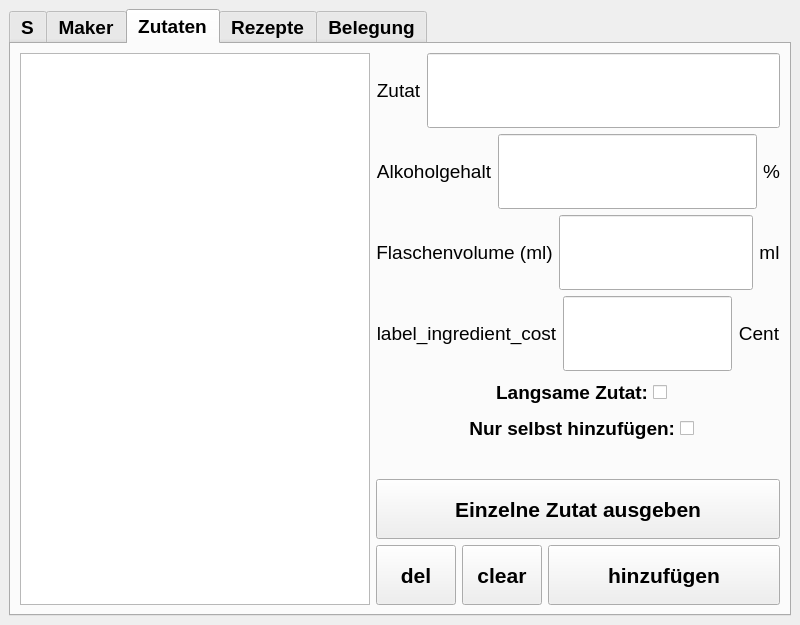
Qt form src/ui_elements/cocktailmanager.ui (AndreWohnsland/CocktailBerry) before a commit.
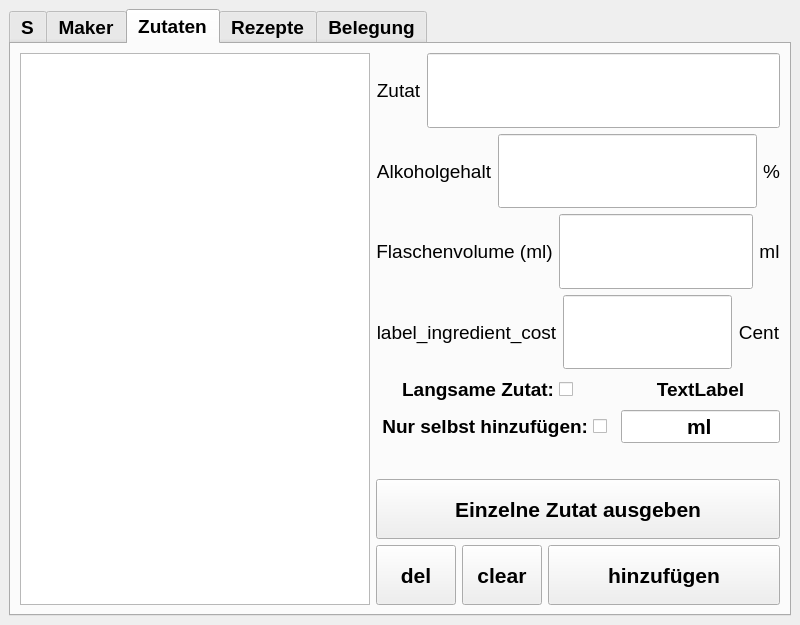
The same form after that commit. The open tabs and pages were chosen to show the change. Custom widgets are drawn as their Qt base class.

Commit message: Add new unit input element

Patch:
```diff
--- a/src/ui_elements/cocktailmanager.ui
+++ b/src/ui_elements/cocktailmanager.ui
@@ -243,73 +243,134 @@
          </widget>
         </item>
         <item>
-         <layout class="QGridLayout" name="gridLayout_6" rowstretch="0,0,0,0,0,0,0,0,0,0">
-          <item row="6" column="0" colspan="4">
-           <layout class="QHBoxLayout" name="horizontalLayout_24">
+         <layout class="QGridLayout" name="gridLayout_6" rowstretch="0,0,0,0,0,0,0,0,0">
+          <item row="4" column="0" colspan="4">
+           <layout class="QHBoxLayout" name="horizontalLayout_8">
             <item>
-             <spacer name="horizontalSpacer">
-              <property name="orientation">
-               <enum>Qt::Horizontal</enum>
-              </property>
-              <property name="sizeHint" stdset="0">
+             <widget class="QLabel" name="label_ingredient_cost">
+              <property name="minimumSize">
                <size>
-                <width>40</width>
-                <height>20</height>
+                <width>0</width>
+                <height>30</height>
                </size>
               </property>
-             </spacer>
-            </item>
-            <item>
-             <widget class="QCheckBox" name="CHBHand">
               <property name="maximumSize">
                <size>
-                <width>800</width>
-                <height>30</height>
+                <width>16777215</width>
+                <height>100</height>
                </size>
               </property>
               <property name="font">
                <font>
                 <pointsize>14</pointsize>
+                <weight>50</weight>
+                <bold>false</bold>
+               </font>
+              </property>
+              <property name="text">
+               <string>label_ingredient_cost</string>
+              </property>
+              <property name="alignment">
+               <set>Qt::AlignCenter</set>
+              </property>
+              <property name="cssClass" stdset="0">
+               <string/>
+              </property>
+             </widget>
+            </item>
+            <item>
+             <widget class="ClickableLineEdit" name="line_edit_ingredient_cost">
+              <property name="minimumSize">
+               <size>
+                <width>0</width>
+                <height>30</height>
+               </size>
+              </property>
+              <property name="maximumSize">
+               <size>
+                <width>16777215</width>
+                <height>100</height>
+               </size>
+              </property>
+              <property name="font">
+               <font>
+                <pointsize>16</pointsize>
                 <weight>75</weight>
                 <bold>true</bold>
                </font>
               </property>
-              <property name="layoutDirection">
-               <enum>Qt::RightToLeft</enum>
-              </property>
-              <property name="text">
-               <string>Nur selbst hinzufügen:</string>
-              </property>
-              <property name="iconSize">
-               <size>
-                <width>50</width>
-                <height>50</height>
-               </size>
-              </property>
-              <property name="tristate">
-               <bool>false</bool>
+              <property name="alignment">
+               <set>Qt::AlignCenter</set>
               </property>
               <property name="cssClass" stdset="0">
-               <string>bold center</string>
+               <string>secondary bold</string>
               </property>
              </widget>
             </item>
             <item>
-             <spacer name="horizontalSpacer_2">
-              <property name="orientation">
-               <enum>Qt::Horizontal</enum>
+             <widget class="QLabel" name="label_ingredient_cost_unit">
+              <property name="minimumSize">
+               <size>
+                <width>0</width>
+                <height>30</height>
+               </size>
               </property>
-              <property name="sizeHint" stdset="0">
+              <property name="maximumSize">
                <size>
-                <width>40</width>
-                <height>20</height>
+                <width>16777215</width>
+                <height>100</height>
                </size>
               </property>
-             </spacer>
+              <property name="font">
+               <font>
+                <pointsize>14</pointsize>
+                <weight>50</weight>
+                <bold>false</bold>
+               </font>
+              </property>
+              <property name="text">
+               <string>Cent</string>
+              </property>
+              <property name="alignment">
+               <set>Qt::AlignCenter</set>
+              </property>
+              <property name="cssClass" stdset="0">
+               <string/>
+              </property>
+             </widget>
             </item>
            </layout>
           </item>
-          <item row="9" column="2" colspan="2">
+          <item row="8" column="0">
+           <widget class="QPushButton" name="PBZdelete">
+            <property name="minimumSize">
+             <size>
+              <width>0</width>
+              <height>40</height>
+             </size>
+            </property>
+            <property name="maximumSize">
+             <size>
+              <width>80</width>
+              <height>60</height>
+             </size>
+            </property>
+            <property name="font">
+             <font>
+              <pointsize>16</pointsize>
+              <weight>75</weight>
+              <bold>true</bold>
+             </font>
+            </property>
+            <property name="text">
+             <string>del</string>
+            </property>
+            <property name="cssClass" stdset="0">
+             <string>btn-inverted destructive</string>
+            </property>
+           </widget>
+          </item>
+          <item row="8" column="2" colspan="2">
            <widget class="QPushButton" name="PBZutathinzu">
             <property name="minimumSize">
              <size>
@@ -338,35 +399,6 @@
             </property>
            </widget>
           </item>
-          <item row="9" column="0">
-           <widget class="QPushButton" name="PBZdelete">
-            <property name="minimumSize">
-             <size>
-              <width>0</width>
-              <height>40</height>
-             </size>
-            </property>
-            <property name="maximumSize">
-             <size>
-              <width>80</width>
-              <height>60</height>
-             </size>
-            </property>
-            <property name="font">
-             <font>
-              <pointsize>16</pointsize>
-              <weight>75</weight>
-              <bold>true</bold>
-             </font>
-            </property>
-            <property name="text">
-             <string>del</string>
-            </property>
-            <property name="cssClass" stdset="0">
-             <string>btn-inverted destructive</string>
-            </property>
-           </widget>
-          </item>
           <item row="3" column="0" colspan="4">
            <layout class="QHBoxLayout" name="horizontalLayout_21">
             <item>
@@ -458,7 +490,7 @@
             </item>
            </layout>
           </item>
-          <item row="8" column="0" colspan="4">
+          <item row="7" column="0" colspan="4">
            <widget class="QPushButton" name="PBZeinzelnd">
             <property name="minimumSize">
              <size>
@@ -487,72 +519,7 @@
             </property>
            </widget>
           </item>
-          <item row="5" column="0" colspan="4">
-           <layout class="QHBoxLayout" name="horizontalLayout_26">
-            <item>
-             <spacer name="horizontalSpacer_5">
-              <property name="orientation">
-               <enum>Qt::Horizontal</enum>
-              </property>
-              <property name="sizeHint" stdset="0">
-               <size>
-                <width>40</width>
-                <height>20</height>
-               </size>
-              </property>
-             </spacer>
-            </item>
-            <item>
-             <widget class="QCheckBox" name="check_slow_ingredient">
-              <property name="maximumSize">
-               <size>
-                <width>800</width>
-                <height>30</height>
-               </size>
-              </property>
-              <property name="font">
-               <font>
-                <pointsize>14</pointsize>
-                <weight>75</weight>
-                <bold>true</bold>
-               </font>
-              </property>
-              <property name="layoutDirection">
-               <enum>Qt::RightToLeft</enum>
-              </property>
-              <property name="text">
-               <string>Langsame Zutat:</string>
-              </property>
-              <property name="iconSize">
-               <size>
-                <width>50</width>
-                <height>50</height>
-               </size>
-              </property>
-              <property name="tristate">
-               <bool>false</bool>
-              </property>
-              <property name="cssClass" stdset="0">
-               <string>bold center</string>
-              </property>
-             </widget>
-            </item>
-            <item>
-             <spacer name="horizontalSpacer_6">
-              <property name="orientation">
-               <enum>Qt::Horizontal</enum>
-              </property>
-              <property name="sizeHint" stdset="0">
-               <size>
-                <width>40</width>
-                <height>20</height>
-               </size>
-              </property>
-             </spacer>
-            </item>
-           </layout>
-          </item>
-          <item row="9" column="1">
+          <item row="8" column="1">
            <widget class="QPushButton" name="PBZclear">
             <property name="minimumSize">
              <size>
@@ -681,104 +648,7 @@
             </item>
            </layout>
           </item>
-          <item row="4" column="0" colspan="4">
-           <layout class="QHBoxLayout" name="horizontalLayout_8">
-            <item>
-             <widget class="QLabel" name="label_ingredient_cost">
-              <property name="minimumSize">
-               <size>
-                <width>0</width>
-                <height>30</height>
-               </size>
-              </property>
-              <property name="maximumSize">
-               <size>
-                <width>16777215</width>
-                <height>100</height>
-               </size>
-              </property>
-              <property name="font">
-               <font>
-                <pointsize>14</pointsize>
-                <weight>50</weight>
-                <bold>false</bold>
-               </font>
-              </property>
-              <property name="text">
-               <string>label_ingredient_cost</string>
-              </property>
-              <property name="alignment">
-               <set>Qt::AlignCenter</set>
-              </property>
-              <property name="cssClass" stdset="0">
-               <string/>
-              </property>
-             </widget>
-            </item>
-            <item>
-             <widget class="ClickableLineEdit" name="line_edit_ingredient_cost">
-              <property name="minimumSize">
-               <size>
-                <width>0</width>
-                <height>30</height>
-               </size>
-              </property>
-              <property name="maximumSize">
-               <size>
-                <width>16777215</width>
-                <height>100</height>
-               </size>
-              </property>
-              <property name="font">
-               <font>
-                <pointsize>16</pointsize>
-                <weight>75</weight>
-                <bold>true</bold>
-               </font>
-              </property>
-              <property name="alignment">
-               <set>Qt::AlignCenter</set>
-              </property>
-              <property name="cssClass" stdset="0">
-               <string>secondary bold</string>
-              </property>
-             </widget>
-            </item>
-            <item>
-             <widget class="QLabel" name="label_ingredient_cost_unit">
-              <property name="minimumSize">
-               <size>
-                <width>0</width>
-                <height>30</height>
-               </size>
-              </property>
-              <property name="maximumSize">
-               <size>
-                <width>16777215</width>
-                <height>100</height>
-               </size>
-              </property>
-              <property name="font">
-               <font>
-                <pointsize>14</pointsize>
-                <weight>50</weight>
-                <bold>false</bold>
-               </font>
-              </property>
-              <property name="text">
-               <string>Cent</string>
-              </property>
-              <property name="alignment">
-               <set>Qt::AlignCenter</set>
-              </property>
-              <property name="cssClass" stdset="0">
-               <string/>
-              </property>
-             </widget>
-            </item>
-           </layout>
-          </item>
-          <item row="7" column="0" colspan="4">
+          <item row="6" column="0" colspan="4">
            <spacer name="verticalSpacer_17">
             <property name="orientation">
              <enum>Qt::Vertical</enum>
@@ -859,6 +729,193 @@
             </item>
            </layout>
           </item>
+          <item row="5" column="0" colspan="4">
+           <layout class="QGridLayout" name="gridLayout_5">
+            <item row="1" column="0">
+             <layout class="QHBoxLayout" name="horizontalLayout_24">
+              <item>
+               <spacer name="horizontalSpacer">
+                <property name="orientation">
+                 <enum>Qt::Horizontal</enum>
+                </property>
+                <property name="sizeType">
+                 <enum>QSizePolicy::Maximum</enum>
+                </property>
+                <property name="sizeHint" stdset="0">
+                 <size>
+                  <width>20</width>
+                  <height>20</height>
+                 </size>
+                </property>
+               </spacer>
+              </item>
+              <item>
+               <widget class="QCheckBox" name="CHBHand">
+                <property name="maximumSize">
+                 <size>
+                  <width>800</width>
+                  <height>30</height>
+                 </size>
+                </property>
+                <property name="font">
+                 <font>
+                  <pointsize>14</pointsize>
+                  <weight>75</weight>
+                  <bold>true</bold>
+                 </font>
+                </property>
+                <property name="layoutDirection">
+                 <enum>Qt::RightToLeft</enum>
+                </property>
+                <property name="text">
+                 <string>Nur selbst hinzufügen:</string>
+                </property>
+                <property name="iconSize">
+                 <size>
+                  <width>50</width>
+                  <height>50</height>
+                 </size>
+                </property>
+                <property name="tristate">
+                 <bool>false</bool>
+                </property>
+                <property name="cssClass" stdset="0">
+                 <string>bold center</string>
+                </property>
+               </widget>
+              </item>
+              <item>
+               <spacer name="horizontalSpacer_2">
+                <property name="orientation">
+                 <enum>Qt::Horizontal</enum>
+                </property>
+                <property name="sizeHint" stdset="0">
+                 <size>
+                  <width>40</width>
+                  <height>20</height>
+                 </size>
+                </property>
+               </spacer>
+              </item>
+             </layout>
+            </item>
+            <item row="0" column="0">
+             <layout class="QHBoxLayout" name="horizontalLayout_26">
+              <item>
+               <spacer name="horizontalSpacer_5">
+                <property name="orientation">
+                 <enum>Qt::Horizontal</enum>
+                </property>
+                <property name="sizeType">
+                 <enum>QSizePolicy::Maximum</enum>
+                </property>
+                <property name="sizeHint" stdset="0">
+                 <size>
+                  <width>20</width>
+                  <height>20</height>
+                 </size>
+                </property>
+               </spacer>
+              </item>
+              <item>
+               <widget class="QCheckBox" name="check_slow_ingredient">
+                <property name="maximumSize">
+                 <size>
+                  <width>800</width>
+                  <height>30</height>
+                 </size>
+                </property>
+                <property name="font">
+                 <font>
+                  <pointsize>14</pointsize>
+                  <weight>75</weight>
+                  <bold>true</bold>
+                 </font>
+                </property>
+                <property name="layoutDirection">
+                 <enum>Qt::RightToLeft</enum>
+                </property>
+                <property name="text">
+                 <string>Langsame Zutat:</string>
+                </property>
+                <property name="iconSize">
+                 <size>
+                  <width>50</width>
+                  <height>50</height>
+                 </size>
+                </property>
+                <property name="tristate">
+                 <bool>false</bool>
+                </property>
+                <property name="cssClass" stdset="0">
+                 <string>bold center</string>
+                </property>
+               </widget>
+              </item>
+              <item>
+               <spacer name="horizontalSpacer_6">
+                <property name="orientation">
+                 <enum>Qt::Horizontal</enum>
+                </property>
+                <property name="sizeHint" stdset="0">
+                 <size>
+                  <width>40</width>
+                  <height>20</height>
+                 </size>
+                </property>
+               </spacer>
+              </item>
+             </layout>
+            </item>
+            <item row="0" column="1">
+             <widget class="QLabel" name="label_ingredient_unit">
+              <property name="font">
+               <font>
+                <pointsize>14</pointsize>
+               </font>
+              </property>
+              <property name="text">
+               <string>TextLabel</string>
+              </property>
+              <property name="alignment">
+               <set>Qt::AlignCenter</set>
+              </property>
+             </widget>
+            </item>
+            <item row="1" column="1">
+             <widget class="ClickableLineEdit" name="line_edit_ingredient_unit">
+              <property name="minimumSize">
+               <size>
+                <width>0</width>
+                <height>30</height>
+               </size>
+              </property>
+              <property name="maximumSize">
+               <size>
+                <width>16777215</width>
+                <height>50</height>
+               </size>
+              </property>
+              <property name="font">
+               <font>
+                <pointsize>16</pointsize>
+                <weight>75</weight>
+                <bold>true</bold>
+               </font>
+              </property>
+              <property name="text">
+               <string>ml</string>
+              </property>
+              <property name="alignment">
+               <set>Qt::AlignCenter</set>
+              </property>
+              <property name="cssClass" stdset="0">
+               <string>secondary bold</string>
+              </property>
+             </widget>
+            </item>
+           </layout>
+          </item>
          </layout>
         </item>
        </layout>
```
The commit also changes 2 other files.
